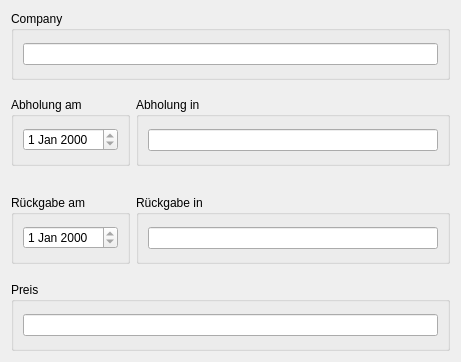
First picture: the form in src/ui/rentalcarreservationui.ui, repository Bloeckchengrafik/pg2_1, before the edit.
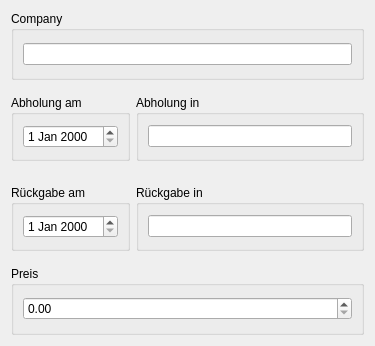
Second picture: the form after the edit.

What changed in the file:
```diff
--- a/src/ui/rentalcarreservationui.ui
+++ b/src/ui/rentalcarreservationui.ui
@@ -6,8 +6,8 @@
    <rect>
     <x>0</x>
     <y>0</y>
-    <width>461</width>
-    <height>362</height>
+    <width>375</width>
+    <height>346</height>
    </rect>
   </property>
   <property name="minimumSize">
@@ -41,7 +41,7 @@
       <item>
        <widget class="QLineEdit" name="companyName">
         <property name="readOnly">
-         <bool>true</bool>
+         <bool>false</bool>
         </property>
        </widget>
       </item>
@@ -78,7 +78,7 @@
          <item>
           <widget class="QDateEdit" name="pickupDate">
            <property name="readOnly">
-            <bool>true</bool>
+            <bool>false</bool>
            </property>
           </widget>
          </item>
@@ -100,7 +100,7 @@
          <item>
           <widget class="QLineEdit" name="pickupLocation">
            <property name="readOnly">
-            <bool>true</bool>
+            <bool>false</bool>
            </property>
           </widget>
          </item>
@@ -143,7 +143,7 @@
          <item>
           <widget class="QDateEdit" name="returnDate">
            <property name="readOnly">
-            <bool>true</bool>
+            <bool>false</bool>
            </property>
           </widget>
          </item>
@@ -165,7 +165,7 @@
          <item>
           <widget class="QLineEdit" name="returnLocation">
            <property name="readOnly">
-            <bool>true</bool>
+            <bool>false</bool>
            </property>
           </widget>
          </item>
@@ -186,14 +186,11 @@
      <property name="title">
       <string>Preis</string>
      </property>
-     <layout class="QVBoxLayout" name="verticalLayout_6">
+     <layout class="QHBoxLayout" name="horizontalLayout_3">
       <item>
-       <widget class="QLineEdit" name="price">
-        <property name="frame">
-         <bool>true</bool>
-        </property>
-        <property name="readOnly">
-         <bool>true</bool>
+       <widget class="QDoubleSpinBox" name="price">
+        <property name="maximum">
+         <double>10000000.000000000000000</double>
         </property>
        </widget>
       </item>
```
